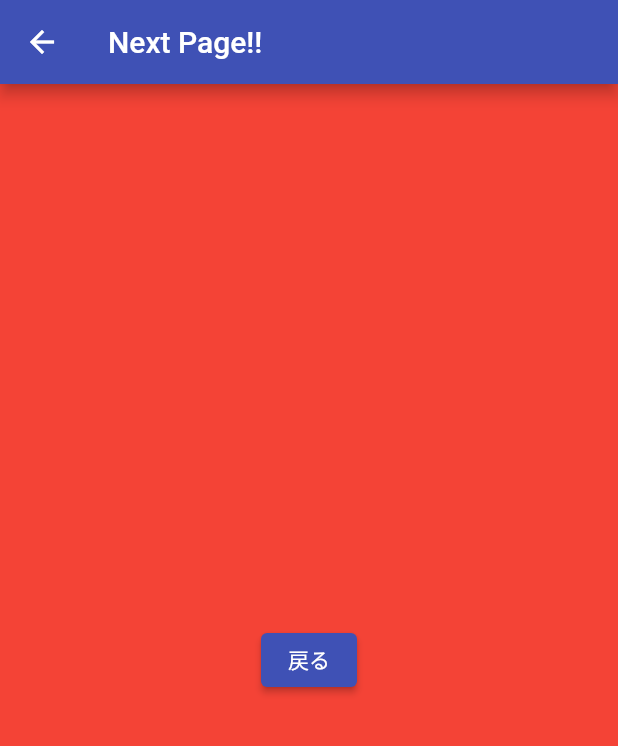
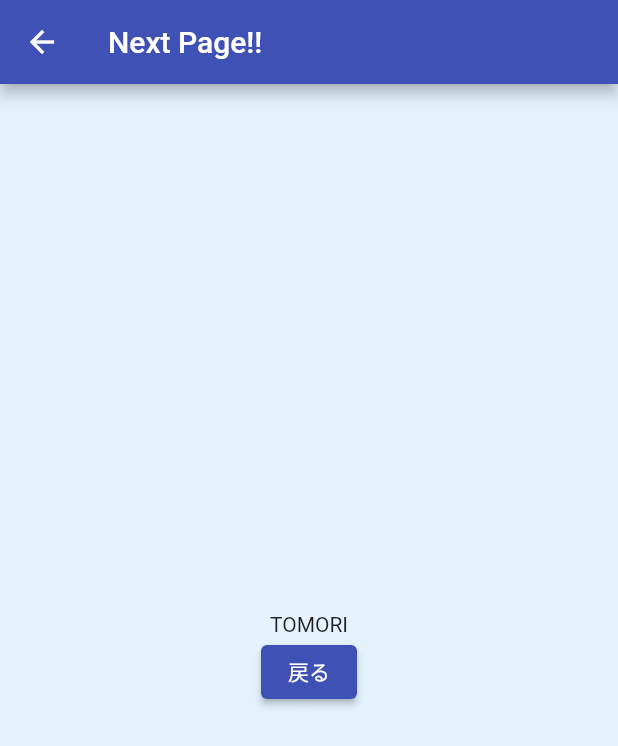
Before and after one commit to tksx1227/Flutter-practice, a Flutter app: the screen it shows after launch, after a tap on "次へ", on a phone screen of 412 x 824 dp. Shown: the top 746 px of the screen. Run offline on Flutter 3.47's test engine with Material 2 defaults, Android fonts, the phone set to English and light mode, and no system bars.

Commit message:
06: 次の画面に値を渡す

```diff
--- a/flutter_application_1/lib/main.dart
+++ b/flutter_application_1/lib/main.dart
@@ -46,7 +46,7 @@ class _MyHomePageState extends State<MyHomePage> {
             Navigator.push(
               context,
               MaterialPageRoute(
-                builder: (context) => NextPage(),
+                builder: (context) => NextPage("TOMORI"),
               ),
             );
           },
--- a/flutter_application_1/lib/next_page.dart
+++ b/flutter_application_1/lib/next_page.dart
@@ -1,6 +1,9 @@
 import 'package:flutter/material.dart';
 
 class NextPage extends StatelessWidget {
+  NextPage(this.name);
+  final String name;
+
   @override
   Widget build(BuildContext context) {
     return Scaffold(
@@ -9,8 +12,12 @@ class NextPage extends StatelessWidget {
       ),
       body: Container(
         height: double.infinity,
-        color: Colors.red,
-        child: Center(
+        color: Colors.blue.shade50,
+        child: Column(
+          mainAxisAlignment: MainAxisAlignment.center,
+          children: [
+            Text(name),
+            Center(
               child: ElevatedButton(
                 child: Text("戻る"),
                 onPressed: () {
@@ -18,6 +25,8 @@ class NextPage extends StatelessWidget {
                 },
               ),
             ),
+          ],
+        ),
       ),
     );
   }
```
Lines whose indentation alone changed are shown as unchanged.
